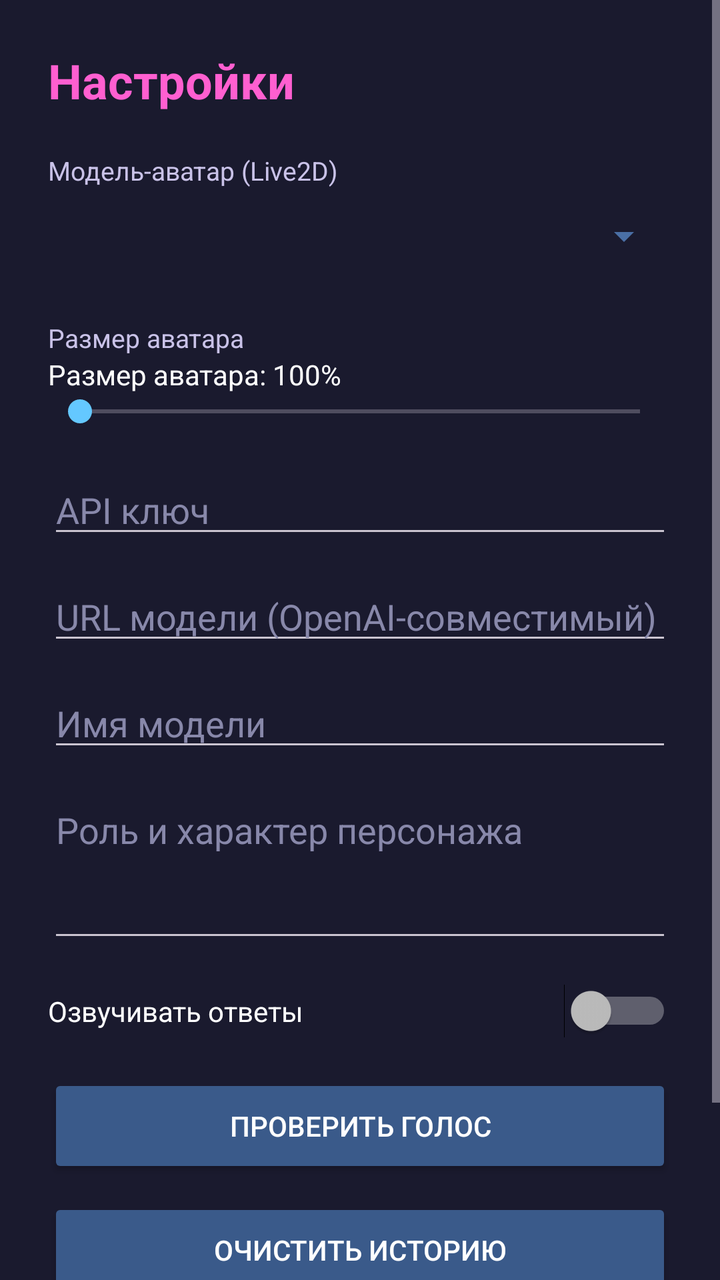
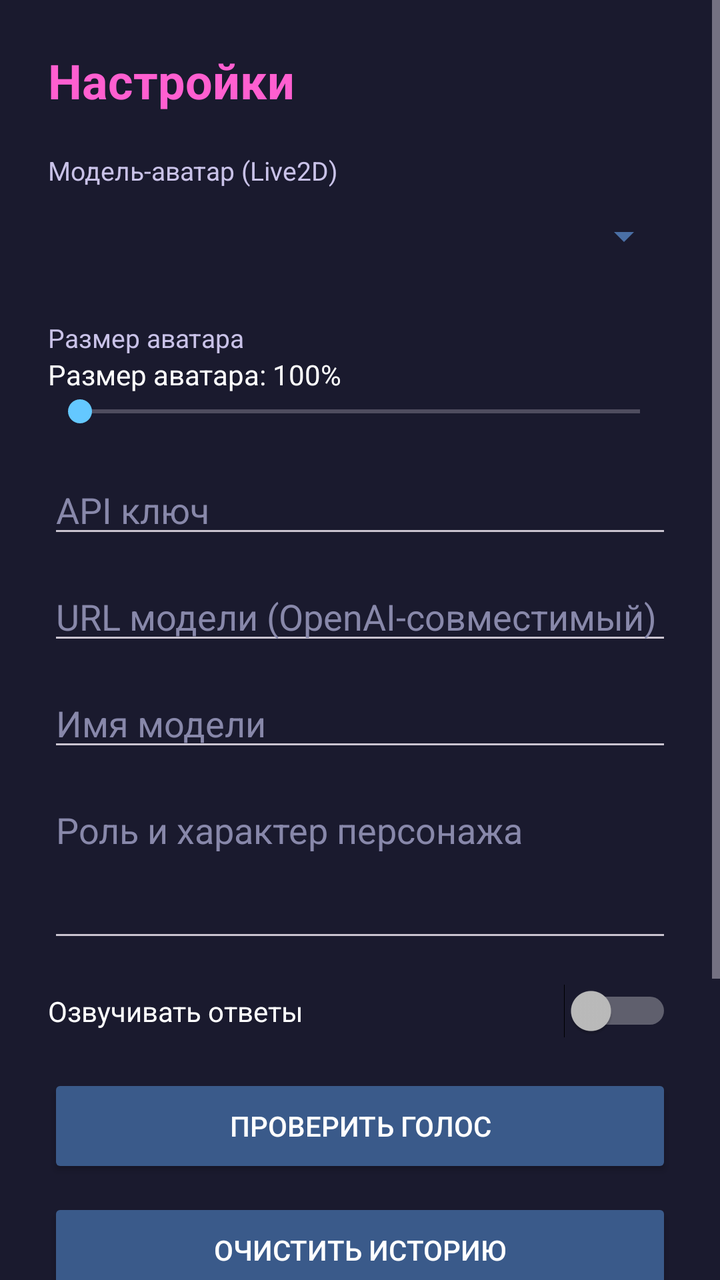

An Android layout rendered at two revisions. The XML below is the earlier revision; the diff shows what the commit changed to produce the second picture.
<!-- AndroidManifest.xml: application theme Theme.VtuberAI -->
<!-- res/layout/activity_settings.xml -->
<?xml version="1.0" encoding="utf-8"?>
<ScrollView xmlns:android="http://schemas.android.com/apk/res/android"
    android:layout_width="match_parent"
    android:layout_height="match_parent"
    android:background="#1a1a2e"
    android:fillViewport="true">

    <LinearLayout
        android:layout_width="match_parent"
        android:layout_height="wrap_content"
        android:orientation="vertical"
        android:padding="24dp">

        <TextView
            android:layout_width="wrap_content"
            android:layout_height="wrap_content"
            android:layout_marginBottom="20dp"
            android:text="Настройки"
            android:textColor="#ff5fd0"
            android:textSize="24sp"
            android:textStyle="bold" />

        <TextView
            android:layout_width="wrap_content"
            android:layout_height="wrap_content"
            android:text="Модель-аватар (Live2D)"
            android:textColor="#c9c2e8"
            android:textSize="13sp" />

        <Spinner
            android:id="@+id/sp_avatar"
            android:layout_width="match_parent"
            android:layout_height="48dp"
            android:layout_marginBottom="18dp"
            android:backgroundTint="#4a6fa5" />

        <TextView
            android:layout_width="wrap_content"
            android:layout_height="wrap_content"
            android:text="Размер аватара"
            android:textColor="#c9c2e8"
            android:textSize="13sp" />

        <TextView
            android:id="@+id/tv_size"
            android:layout_width="wrap_content"
            android:layout_height="wrap_content"
            android:text="Размер аватара: 100%"
            android:textColor="#ffffff"
            android:textSize="14sp" />

        <SeekBar
            android:id="@+id/sb_size"
            android:layout_width="match_parent"
            android:layout_height="wrap_content"
            android:layout_marginBottom="18dp" />

        <EditText
            android:id="@+id/et_api_key"
            android:layout_width="match_parent"
            android:layout_height="wrap_content"
            android:hint="API ключ"
            android:importantForAutofill="no"
            android:inputType="textPassword"
            android:layout_marginBottom="12dp"
            android:textColor="#ffffff"
            android:textColorHint="#8888aa" />

        <EditText
            android:id="@+id/et_model_url"
            android:layout_width="match_parent"
            android:layout_height="wrap_content"
            android:hint="URL модели (OpenAI-совместимый)"
            android:inputType="textUri"
            android:layout_marginBottom="12dp"
            android:textColor="#ffffff"
            android:textColorHint="#8888aa" />

        <EditText
            android:id="@+id/et_model_name"
            android:layout_width="match_parent"
            android:layout_height="wrap_content"
            android:hint="Имя модели"
            android:inputType="text"
            android:layout_marginBottom="12dp"
            android:textColor="#ffffff"
            android:textColorHint="#8888aa" />

        <EditText
            android:id="@+id/et_role"
            android:layout_width="match_parent"
            android:layout_height="wrap_content"
            android:gravity="top|start"
            android:hint="Роль и характер персонажа"
            android:inputType="textMultiLine"
            android:minLines="3"
            android:layout_marginBottom="16dp"
            android:textColor="#ffffff"
            android:textColorHint="#8888aa" />

        <Switch
            android:id="@+id/sw_speech"
            android:layout_width="match_parent"
            android:layout_height="wrap_content"
            android:layout_marginBottom="18dp"
            android:text="Озвучивать ответы"
            android:textColor="#ffffff" />

        <Button
            android:id="@+id/btn_test_voice"
            android:layout_width="match_parent"
            android:layout_height="52dp"
            android:layout_marginBottom="10dp"
            android:backgroundTint="#3a5a8a"
            android:text="Проверить голос"
            android:textColor="#ffffff" />

        <Button
            android:id="@+id/btn_clear_history"
            android:layout_width="match_parent"
            android:layout_height="52dp"
            android:layout_marginBottom="10dp"
            android:backgroundTint="#3a5a8a"
            android:text="Очистить историю"
            android:textColor="#ffffff" />

        <Button
            android:id="@+id/btn_save"
            android:layout_width="match_parent"
            android:layout_height="58dp"
            android:backgroundTint="#4a6fa5"
            android:text="Сохранить"
            android:textColor="#ffffff" />
    </LinearLayout>
</ScrollView>
<!-- resources referenced by this layout -->
<resources>
  <style name="Theme.VtuberAI" parent="Theme.Material3.Dark.NoActionBar">
          <item name="colorPrimary">#4a6fa5</item>
          <item name="colorPrimaryDark">#3a5a8a</item>
          <item name="colorAccent">#64c8ff</item>
          <item name="android:windowBackground">#1a1a2e</item>
      </style>
</resources>

<!-- the commit's change to res/layout/activity_settings.xml (unified diff, before → after) -->
@@ -125,6 +125,24 @@
             android:textColor="#ffffff" />
 
         <Button
+            android:id="@+id/btn_check_update"
+            android:layout_width="match_parent"
+            android:layout_height="52dp"
+            android:layout_marginBottom="10dp"
+            android:backgroundTint="#3a5a8a"
+            android:text="Проверить обновления"
+            android:textColor="#ffffff" />
+
+        <TextView
+            android:id="@+id/tv_version"
+            android:layout_width="wrap_content"
+            android:layout_height="wrap_content"
+            android:layout_marginBottom="16dp"
+            android:text="Версия —"
+            android:textColor="#8888aa"
+            android:textSize="12sp" />
+
+        <Button
             android:id="@+id/btn_save"
             android:layout_width="match_parent"
             android:layout_height="58dp"
